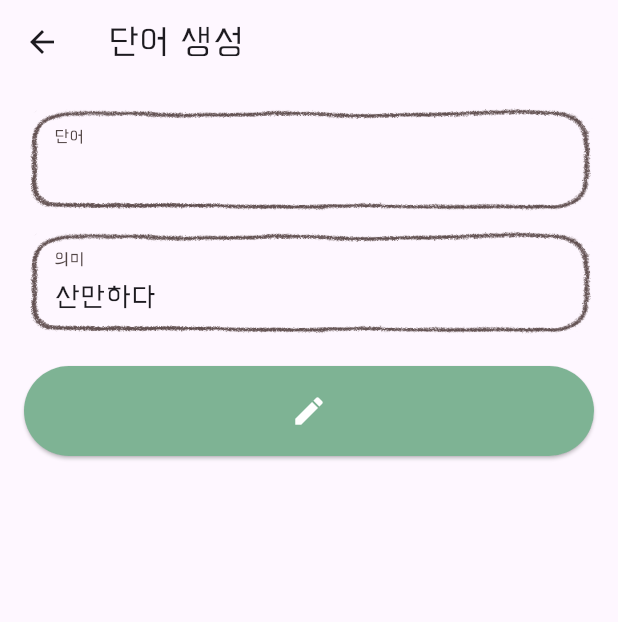
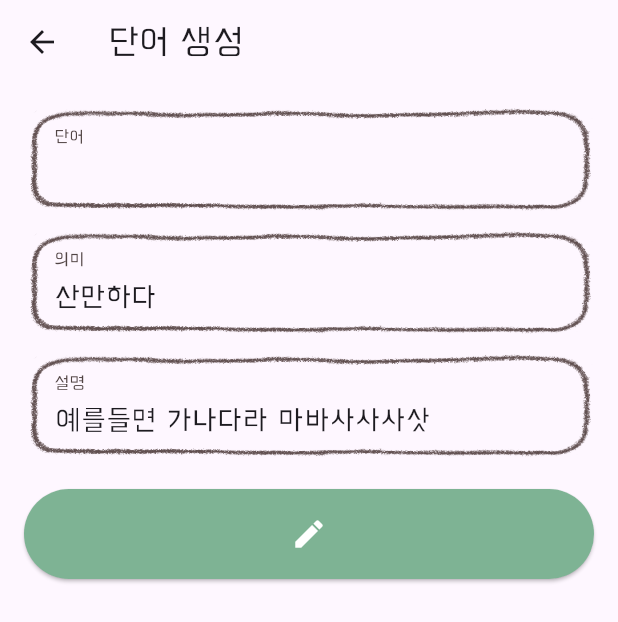
Before and after one commit to Summerzzang/myVeryWorkbook, a Flutter app: the screen it shows after launch, after a tap on "落ち着きがない", on a phone screen of 412 x 824 dp. Shown: the top 622 px of the screen. Run offline on Flutter 3.47's test engine with Material 3 defaults, Android fonts, the phone set to English and light mode, and no system bars; our stand-ins replace carousel_slider.

Commit message:
make progressBar feature

```diff
--- a/lib/pages/create_word.dart
+++ b/lib/pages/create_word.dart
@@ -16,14 +16,15 @@ class CreateWordPage extends StatefulWidget {
 class _CreateWordPageState extends State<CreateWordPage> {
   late TextEditingController _textController1;
   late TextEditingController _textController2;
-  String? errorController1;
-  String? errorController2;
+  late TextEditingController _textController3;
 
   @override
   void initState() {
     super.initState();
     _textController1 = TextEditingController(text: widget.initialWord?.word);
     _textController2 = TextEditingController(text: widget.initialWord?.meaning);
+    _textController3 =
+        TextEditingController(text: widget.initialWord?.description);
   }
 
   @override
@@ -62,9 +63,7 @@ class _CreateWordPageState extends State<CreateWordPage> {
               ),
               child: getTextField(_textController1, '단어'),
             ),
-            const SizedBox(
-              height: 12,
-            ),
+            const SizedBox(height: 12),
             Container(
               padding: const EdgeInsets.symmetric(horizontal: 20, vertical: 5),
               height: 70,
@@ -76,6 +75,19 @@ class _CreateWordPageState extends State<CreateWordPage> {
                 ),
               ),
               child: getTextField(_textController2, '의미'),
+            ),
+            const SizedBox(height: 12),
+            Container(
+              padding: const EdgeInsets.symmetric(horizontal: 20, vertical: 5),
+              height: 70,
+              decoration: const BoxDecoration(
+                color: Colors.transparent,
+                image: DecorationImage(
+                  image: AssetImage('assets/images/title_box.png'),
+                  fit: BoxFit.fill,
+                ),
+              ),
+              child: getTextField(_textController3, '설명'),
             ),
             const SizedBox(height: 20),
             SizedBox(
--- a/lib/pages/homepage.dart
+++ b/lib/pages/homepage.dart
@@ -85,7 +85,11 @@ class _HomepageState extends State<Homepage> {
                             mainAxisSize: MainAxisSize.min,
                             children: [
                               GestureDetector(
-                                onTap: () {},
+                                onTap: () {
+                                  service.sortingWithCreatedAt(true);
+                                  setState(() {});
+                                  Navigator.pop(context);
+                                },
                                 child: const Text(
                                   "최신순",
                                   style: TextStyle(
@@ -96,7 +100,11 @@ class _HomepageState extends State<Homepage> {
                               ),
                               const SizedBox(height: 7),
                               GestureDetector(
-                                onTap: () {},
+                                onTap: () {
+                                  service.sortingWithCreatedAt(false);
+                                  setState(() {});
+                                  Navigator.pop(context);
+                                },
                                 child: const Text(
                                   "만든순",
                                   style: TextStyle(
--- a/lib/service/dummy_data.dart
+++ b/lib/service/dummy_data.dart
@@ -6,6 +6,7 @@ final List<Word> dummyContents = [
   Word(
     word: "落ち着きがない",
     meaning: '산만하다',
+    description: '예를들면 가나다라 마바사사사삿',
     checked: 2,
   ),
   Word(
--- a/lib/service/word_service.dart
+++ b/lib/service/word_service.dart
@@ -5,15 +5,19 @@ var uuid = const Uuid();
 
 class Word extends ChangeNotifier {
   final String id;
+  final DateTime createdAt;
   String word;
   String meaning;
+  String description;
   int checked;
 
   Word({
     required this.word,
     required this.meaning,
     this.checked = 0,
-  }) : id = uuid.v4();
+    this.description = '',
+  })  : id = uuid.v4(),
+        createdAt = DateTime.now();
 
   void editWord({
     required String newWord,
--- a/lib/service/wordbook_service.dart
+++ b/lib/service/wordbook_service.dart
@@ -20,7 +20,13 @@ class WordbookService with ChangeNotifier {
   WordbookService() {
     currentWordBookId = 'dummy';
     currentWordBook = getWordBookFromId(currentWordBookId);
-    // sortingWithPawNumbers(currentWordBook.contents);
+    // calculating progress status
+    int sumOfChecked = 0;
+    for (var word in currentWordBook.contents) {
+      sumOfChecked += word.checked;
+    }
+    currentWordBook.status =
+        (sumOfChecked) / (currentWordBook.contents.length * 3);
   }
 
   void changeCurrentWordBook(String wordBookId) {
@@ -49,25 +55,38 @@ class WordbookService with ChangeNotifier {
     Word targetWord = currentWordBook.contents[currentWordIndex];
     if (targetWord.checked < 3) {
       targetWord.checked++;
+      currentWordBook.status += 1 / (currentWordBook.contents.length * 3);
+      notifyListeners();
     }
   }
 
   void sortingWithPawNumbers(bool isReverse) {
     currentWordBook.contents.sort((a, b) => a.checked.compareTo(b.checked));
-    isReverse
-        ? currentWordBook.contents =
-            [...currentWordBook.contents].reversed.toList()
-        : currentWordBook.contents = [...currentWordBook.contents];
+    if (isReverse) {
+      currentWordBook.contents = currentWordBook.contents.reversed.toList();
+    }
+  }
+
+  void sortingWithCreatedAt(bool isReverse) {
+    currentWordBook.contents.sort((a, b) => a.createdAt.compareTo(b.createdAt));
+    if (isReverse) {
+      currentWordBook.contents = currentWordBook.contents.reversed.toList();
+    }
   }
 }
 
 class WordBook {
   final String id;
   String title;
+  double status;
   List<Word> contents;
 
-  WordBook({required this.title, required this.contents, String? id})
-      : id = id ?? uuid.v4();
+  WordBook({
+    required this.title,
+    required this.contents,
+    String? id,
+    this.status = 0.0,
+  }) : id = id ?? uuid.v4();
 }
 
 class WordBookInfo {
--- a/lib/widget/progressbar.dart
+++ b/lib/widget/progressbar.dart
@@ -1,5 +1,6 @@
 import 'package:flutter/material.dart';
-import 'package:percent_indicator/percent_indicator.dart';
+import 'package:my_wordbook/service/wordbook_service.dart';
+import 'package:provider/provider.dart';
 
 class Progressbar extends StatefulWidget {
   const Progressbar({super.key});
@@ -31,26 +32,37 @@ class _ProgressbarState extends State<Progressbar> {
 
   @override
   Widget build(BuildContext context) {
-    return Container(
-      // padding: const EdgeInsets.all(0),
-      margin: const EdgeInsets.fromLTRB(0, 20, 0, 10),
-      child: LinearPercentIndicator(
-        padding: const EdgeInsets.all(0),
-        curve: Curves.bounceInOut,
-        lineHeight: 70.0,
-        animation: true,
-        animationDuration: 1000,
-        percent: _progress,
-        center: Text(
-          '${(_progress * 100).toInt()}%',
-          style: const TextStyle(
-            fontSize: 20.0,
+    double screenWidth = MediaQuery.of(context).size.width;
+
+    return Stack(
+      children: [
+        Container(
+          alignment: Alignment.center,
+          height: 80,
+          decoration: BoxDecoration(
+            borderRadius: BorderRadius.circular(15),
+            color: Colors.transparent,
+            image: const DecorationImage(
+              image: AssetImage('assets/images/title_box.png'),
+              fit: BoxFit.cover,
+            ),
           ),
         ),
-        backgroundColor: Colors.grey[300],
-        progressColor: Colors.blue,
-        barRadius: const Radius.circular(15),
-      ),
+        Selector<WordbookService, double>(
+            selector: (context, service) => service.currentWordBook.status,
+            builder: (context, status, child) {
+              return Positioned(
+                top: 0,
+                bottom: 0,
+                left: 0,
+                child: AnimatedContainer(
+                  duration: const Duration(milliseconds: 500),
+                  width: status * screenWidth < 70 ? 70 : status * screenWidth,
+                  child: Image.asset('assets/icons/paw_pink.png'),
+                ),
+              );
+            }),
+      ],
     );
   }
 }
--- a/lib/widget/word_card.dart
+++ b/lib/widget/word_card.dart
@@ -101,13 +101,26 @@ class _WordCardState extends State<WordCard>
                       ),
                   child: _showMeaning
                       ? Center(
-                          child: Text(
-                            word.meaning,
-                            textAlign: TextAlign.center,
-                            style: const TextStyle(
-                              fontSize: 38,
-                              color: DecoConst.blackFontColor,
-                            ),
+                          child: Column(
+                            mainAxisAlignment: MainAxisAlignment.center,
+                            children: [
+                              Text(
+                                word.meaning,
+                                textAlign: TextAlign.center,
+                                style: const TextStyle(
+                                  fontSize: 30,
+                                  color: DecoConst.blackFontColor,
+                                ),
+                              ),
+                              Text(
+                                word.description,
+                                textAlign: TextAlign.center,
+                                style: const TextStyle(
+                                  fontSize: 24,
+                                  color: DecoConst.blackFontColor,
+                                ),
+                              ),
+                            ],
                           ),
                         )
                       : Stack(
```
